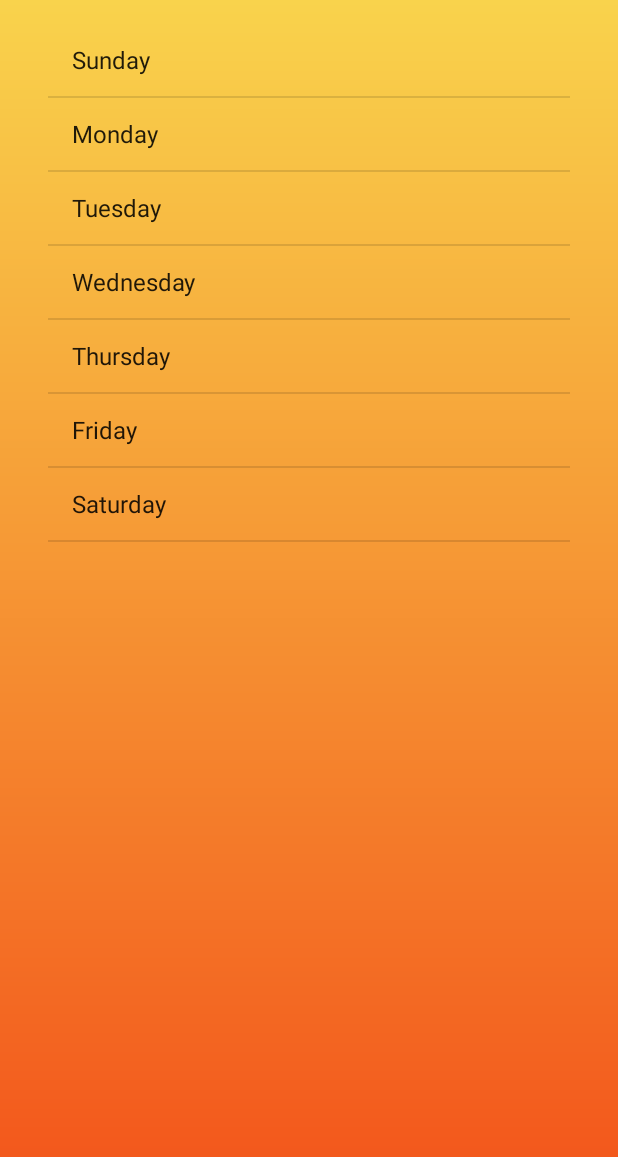
After one commit to GerardoDRM/Stormy, an Android app: the DailyForecastActivity screen opened directly, with no data from a screen before it, on a phone screen of 412 x 824 dp. The commit adds this screen. Shown: the top 1157 px of the screen. Run offline under Robolectric (Android 15) with nearby library versions, the phone set to English and light mode, and no system bars.

Commit message:
Simple List Adapter

```diff
--- a/app/src/main/java/doge/thecraftcod/stormy/AlertDialogFragment.java
+++ b/app/src/main/java/doge/thecraftcod/stormy/ui/AlertDialogFragment.java
@@ -1,10 +1,12 @@
-package doge.thecraftcod.stormy;
+package doge.thecraftcod.stormy.ui;
 
 import android.app.AlertDialog;
 import android.app.Dialog;
 import android.app.DialogFragment;
 import android.content.Context;
 import android.os.Bundle;
+
+import doge.thecraftcod.stormy.R;
 
 /**
  * Created by gerardo on 14/07/15.
--- /dev/null
+++ b/app/src/main/java/doge/thecraftcod/stormy/ui/DailyForecastActivity.java
@@ -0,0 +1,22 @@
+package doge.thecraftcod.stormy.ui;
+
+import android.app.ListActivity;
+import android.os.Bundle;
+import android.widget.ArrayAdapter;
+
+import doge.thecraftcod.stormy.R;
+
+public class DailyForecastActivity extends ListActivity {
+
+    @Override
+    protected void onCreate(Bundle savedInstanceState) {
+        super.onCreate(savedInstanceState);
+        setContentView(R.layout.activity_daily_forecast);
+
+        String[] daysOfTheWeek = { "Sunday", "Monday", "Tuesday", "Wednesday", "Thursday", "Friday", "Saturday" };
+        ArrayAdapter<String> adapter = new ArrayAdapter<String>(this,
+                android.R.layout.simple_list_item_1 , daysOfTheWeek);
+        setListAdapter(adapter);
+    }
+
+}
--- a/app/src/main/java/doge/thecraftcod/stormy/CurrentWeather.java
+++ b/app/src/main/java/doge/thecraftcod/stormy/weather/CurrentWeather.java
@@ -1,8 +1,10 @@
-package doge.thecraftcod.stormy;
+package doge.thecraftcod.stormy.weather;
 
 import java.text.SimpleDateFormat;
 import java.util.Date;
 import java.util.TimeZone;
+
+import doge.thecraftcod.stormy.R;
 
 /**
  * Created by gerardo on 14/07/15.
--- /dev/null
+++ b/app/src/main/res/drawable/bg_gradient.xml
@@ -0,0 +1,11 @@
+<?xml version="1.0" encoding="utf-8"?>
+<shape xmlns:android="http://schemas.android.com/apk/res/android"
+    android:shape="rectangle">
+
+    <gradient
+        android:startColor="#f9d34c"
+        android:endColor="#f25019"
+        android:angle="270"
+        android:type="linear"/>
+
+</shape>
--- /dev/null
+++ b/app/src/main/res/layout/activity_daily_forecast.xml
@@ -0,0 +1,25 @@
+<RelativeLayout xmlns:android="http://schemas.android.com/apk/res/android"
+    xmlns:tools="http://schemas.android.com/tools" android:layout_width="match_parent"
+    android:layout_height="match_parent" android:paddingLeft="@dimen/activity_horizontal_margin"
+    android:paddingRight="@dimen/activity_horizontal_margin"
+    android:paddingTop="@dimen/activity_vertical_margin"
+    android:paddingBottom="@dimen/activity_vertical_margin"
+    tools:context="doge.thecraftcod.stormy.ui.DailyForecastActivity"
+    android:background="@drawable/bg_gradient">
+
+    <ListView
+        android:layout_width="match_parent"
+        android:layout_height="match_parent"
+        android:id="@android:id/list"
+        android:layout_alignParentTop="true"
+        android:layout_alignParentLeft="true"
+        android:layout_alignParentStart="true" />
+
+    <TextView
+        android:layout_width="wrap_content"
+        android:layout_height="wrap_content"
+        android:text="@string/no_daily_forecast_data"
+        android:id="@android:id/empty"
+        android:layout_centerVertical="true"
+        android:layout_centerHorizontal="true" />
+</RelativeLayout>
--- a/app/src/main/res/values/strings.xml
+++ b/app/src/main/res/values/strings.xml
@@ -6,4 +6,6 @@
     <string name="error_title">"Ops! Sorry "</string>
     <string name="error_message">There was an error</string>
     <string name="error_ok_button">Ok</string>
+    <string name="title_activity_daily_forecast">DailyForecastActivity</string>
+    <string name="no_daily_forecast_data">There is not data to display</string>
 </resources>
```
Also changed, not shown: app/src/main/AndroidManifest.xml (+10 -2 lines), app/src/main/java/doge/thecraftcod/stormy/ui/MainActivity.java (renamed from app/src/main/java/doge/thecraftcod/stormy/MainActivity.java, +71 -3 lines), app/src/main/java/doge/thecraftcod/stormy/weather/Day.java (added, +56 -0 lines), app/src/main/java/doge/thecraftcod/stormy/weather/Forecast.java (added, +35 -0 lines), app/src/main/java/doge/thecraftcod/stormy/weather/Hour.java (added, +55 -0 lines), app/src/main/res/layout/activity_main.xml (+28 -2 lines), app/src/main/res/menu/menu_daily_forecast.xml (added, +7 -0 lines).
